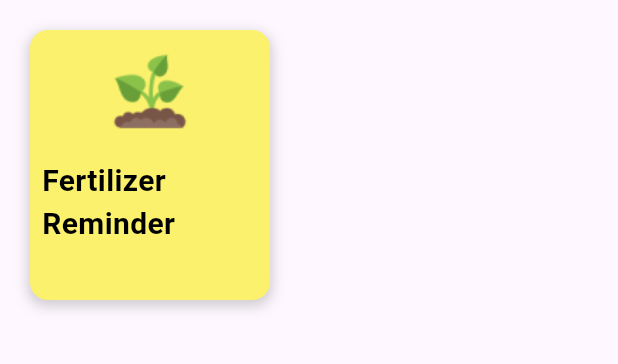
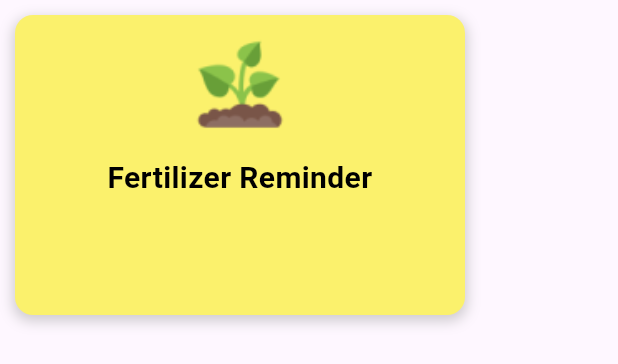
Before and after one commit to Brandon-T-Yates/terra_tutor, a Flutter app: the UiTile widget shown alone on an empty page, opened directly, on a phone screen of 412 x 824 dp. Shown: the top 364 px of the screen. Run offline on Flutter 3.47's test engine with Material 3 defaults, Android fonts, the phone set to English and light mode, and no system bars; our stand-ins replace cloud_firestore, firebase_auth, firebase_core, firebase_storage, flutter_dotenv, image_picker and 4 more; accounts and stored records are empty.

Commit message:
ui_tile file fixes.

```diff
--- a/lib/Global_Elements/ui_tiles.dart
+++ b/lib/Global_Elements/ui_tiles.dart
@@ -24,6 +24,7 @@ class UiTile extends StatelessWidget {
   final BoxFit imageFit;
   final TextAlignOption textAlignment;
   final bool hasPhotos;
+  final double imageHeightRatio;
   final Widget? child;
 
   UiTile({
@@ -34,8 +35,8 @@ class UiTile extends StatelessWidget {
     required this.name,
     this.description,
     required this.textAlignment,
-    this.width = 160,
-    this.height = 180,
+    this.width = 300,
+    this.height = 200,
     this.margin = const EdgeInsets.only(left: 30),
     this.borderRadius = const BorderRadius.all(Radius.circular(12)),
     this.backgroundColor = AppColors.uiTile,
@@ -54,6 +55,7 @@ class UiTile extends StatelessWidget {
     ),
     this.imageFit = BoxFit.cover,
     this.hasPhotos = false,
+    this.imageHeightRatio = .37,
     this.child,
   }) {
     assert(textAlignment == TextAlignOption.center ||
@@ -63,7 +65,7 @@ class UiTile extends StatelessWidget {
   @override
   Widget build(BuildContext context) {
     return Padding(
-      padding: const EdgeInsets.all(20.0),
+      padding: const EdgeInsets.all(10.0),
       child: Container(
         width: width,
         height: height,
@@ -79,55 +81,63 @@ class UiTile extends StatelessWidget {
             ),
           ],
         ),
-        child: hasPhotos && (image != null || networkImage != null)
-            ? ClipRRect(
-                borderRadius: borderRadius,
-                child: image != null
-                    ? Image.file(image!, fit: imageFit)
-                    : Image(image: networkImage!, fit: imageFit),
-              )
-            : Column(
+        child: Column(
           crossAxisAlignment: CrossAxisAlignment.center,
           children: [
+            if (imagePath != null && imagePath!.isNotEmpty)
               Padding(
                 padding: const EdgeInsets.only(top: 10),
                 child: SizedBox(
-                      height: height * 0.35,
+                  height: height * imageHeightRatio,
                   child: ClipRRect(
                     borderRadius: const BorderRadius.only(
                       topLeft: Radius.circular(12),
                       topRight: Radius.circular(12),
                     ),
                     child: Image.asset(
-                          imagePath ?? 'lib/Assets/images/camera.png',
+                      imagePath!,
                       fit: imageFit,
                     ),
                   ),
                 ),
               ),
-                  Expanded(
-                    child: Padding(
-                      padding: const EdgeInsets.all(8.0),
+            if (imagePath == null || imagePath!.isEmpty) const SizedBox(height: 20),
+            Padding(
+              padding: const EdgeInsets.symmetric(vertical: 10),
               child: Column(
                 mainAxisAlignment: MainAxisAlignment.center,
-                        crossAxisAlignment:
-                            textAlignment == TextAlignOption.center
+                crossAxisAlignment: textAlignment == TextAlignOption.center
                     ? CrossAxisAlignment.center
                     : CrossAxisAlignment.start,
                 children: [
                   Text(
                     name,
-                            style: nameTextStyle,
+                    style: name == 'Daily Facts'
+                        ? nameTextStyle.copyWith(
+                            decoration: TextDecoration.underline,
+                          )
+                        : nameTextStyle,
+                    textAlign: textAlignment == TextAlignOption.center
+                        ? TextAlign.center
+                        : TextAlign.start,
                   ),
                   if (description != null)
-                            Text(
+                    Padding(
+                      padding: const EdgeInsets.symmetric(horizontal: 20),
+                      child: Text(
                         description!,
                         style: descriptionTextStyle,
+                        textAlign: textAlignment == TextAlignOption.center
+                            ? TextAlign.center
+                            : TextAlign.start,
+                      ),
                     ),
                     if (child != null)
-                            child!,
+                    Padding(
+                      padding: const EdgeInsets.only(top: 10),
+                      child: child!,
+                    ),
                 ],
-                      ),
               ),
             ),
           ],
```
Lines whose indentation alone changed are shown as unchanged.
